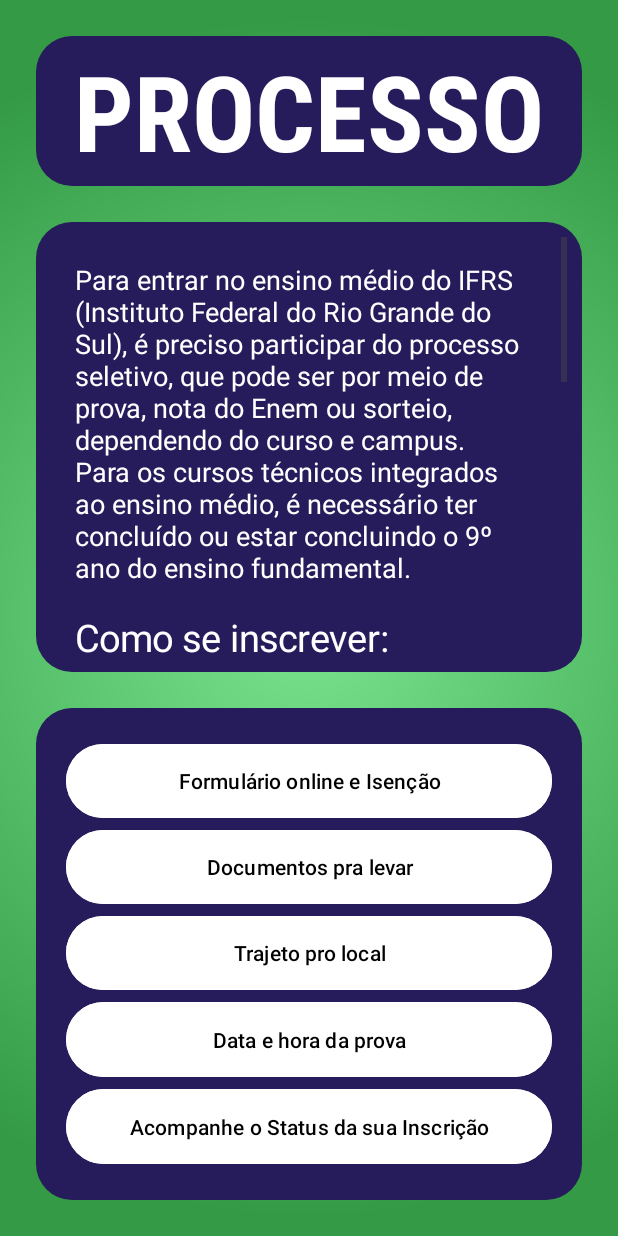
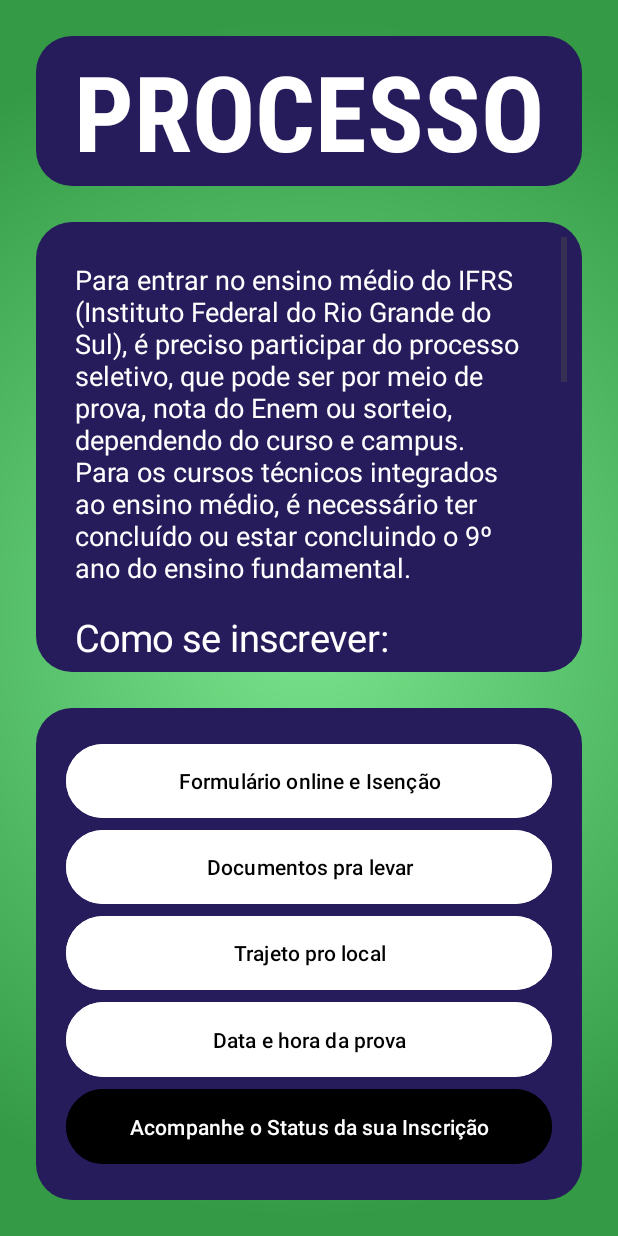
Before and after one commit to prxdby4le/InteresseIFRS, an Android app: the ProcessoSeletivo screen opened directly, with no data from a screen before it, on a phone screen of 412 x 824 dp. Run offline under Robolectric (Android 15) with nearby library versions, the phone set to English and light mode, and no system bars.

Commit message:
"acompanhe seu pedido" corrigido pra link

```diff
--- a/app/src/main/java/com/example/interesseifrs/ProcessoSeletivo.java
+++ b/app/src/main/java/com/example/interesseifrs/ProcessoSeletivo.java
@@ -51,8 +51,9 @@ public class ProcessoSeletivo extends AppCompatActivity {
         Intent i = new Intent(this, Proc_DataHora.class);
         startActivity(i);
     }
-    public void proc_abertura (View v) {
-        Intent i = new Intent(this, Proc_Status.class);
+    public void proc_status (View v) {
+        Uri site = Uri.parse("https://ingresso.ifrs.edu.br/2025-2/");
+        Intent i = new Intent(Intent.ACTION_VIEW, site);
         startActivity(i);
     }
 }
--- a/app/src/main/res/layout/activity_processo_seletivo.xml
+++ b/app/src/main/res/layout/activity_processo_seletivo.xml
@@ -135,13 +135,13 @@
             android:text="Data e hora da prova" />
 
         <Button
-            android:id="@+id/proc_abertura"
+            android:id="@+id/proc_status"
             android:layout_width="match_parent"
             android:layout_height="0dp"
             android:layout_weight="1"
-            android:backgroundTint="@color/white"
-            android:textColor="@color/black"
-            android:onClick="proc_abertura"
+            android:backgroundTint="@color/black"
+            android:textColor="@color/white"
+            android:onClick="proc_status"
             android:text="Acompanhe o Status da sua Inscrição" />
 
     </LinearLayout>
```
